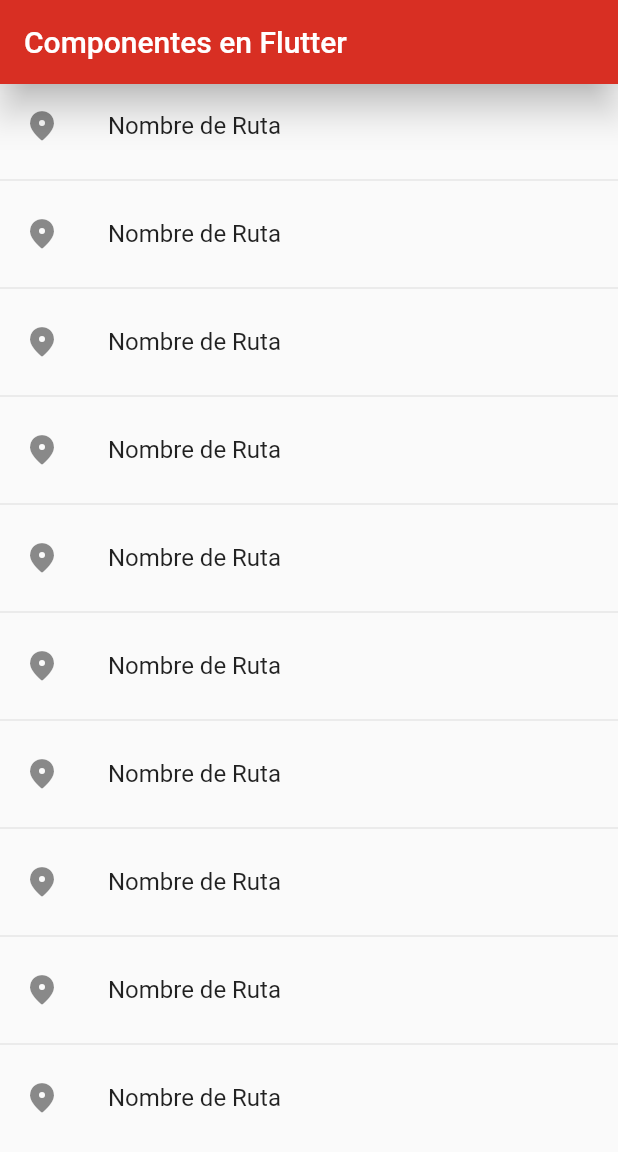
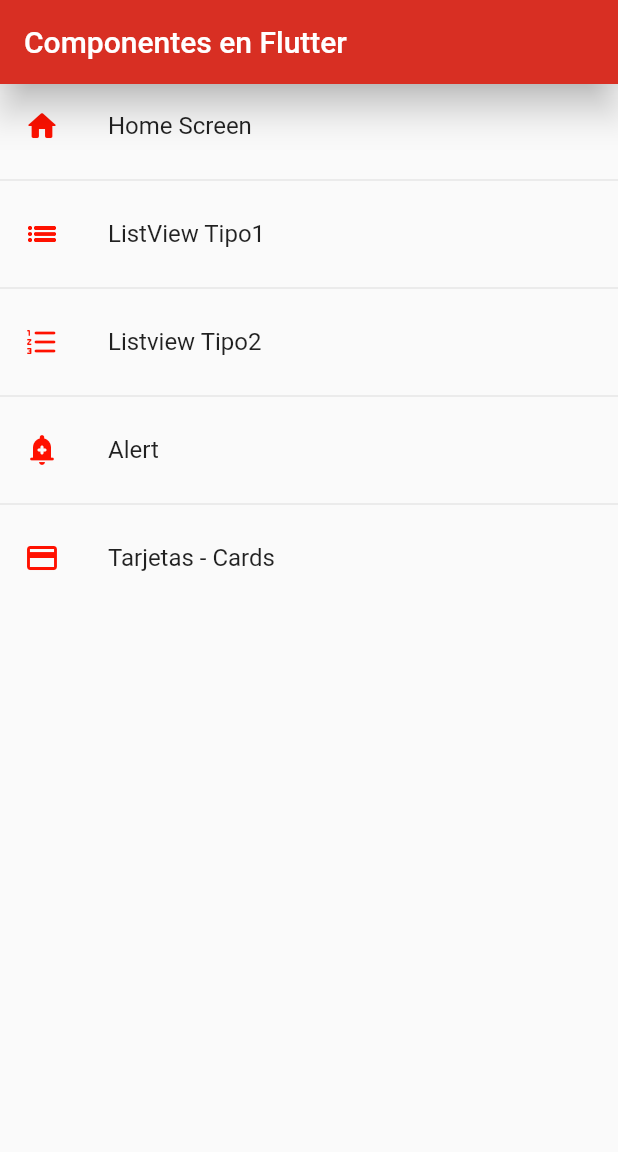
Before and after one commit to VioMoreno/fl_components_course, a Flutter app: the screen it shows after launch, on a phone screen of 412 x 824 dp. Shown: the top 1152 px of the screen. Run offline on Flutter 3.47's test engine with Material 2 defaults, Android fonts, the phone set to English and light mode, and no system bars.

Commit message:
routes finished

```diff
--- a/lib/main.dart
+++ b/lib/main.dart
@@ -13,7 +13,7 @@ class MyApp extends StatelessWidget {
       title: 'Material App',
       //home: const CardScreen(),
       initialRoute: AppRoutes.initialRoute,
-      routes: AppRoutes.routes,
+      routes: AppRoutes.getAppRoutes(),
       onGenerateRoute: AppRoutes.onGenerateRoute
 
     );
--- a/lib/router/app_routes.dart
+++ b/lib/router/app_routes.dart
@@ -14,17 +14,29 @@ class AppRoutes {
     MenuOption(route: 'listview2', icon: Icons.format_list_numbered_rounded, name: 'Listview Tipo2', screen: const Listview2Screen()),
     MenuOption(route: 'Alert', icon: Icons.add_alert_rounded, name: 'Alert', screen: const AlertScreen()),
     MenuOption(route: 'Card', icon: Icons.credit_card_outlined, name: 'Tarjetas - Cards', screen: const CardScreen())
+  ];
 
 
-  ];
+  static Map<String, Widget Function(BuildContext)> getAppRoutes() {
 
-  static Map<String, Widget Function(BuildContext)> routes = {
-      'listView1': (BuildContext context) => const Listview1Screen (),
-      'listView2': (BuildContext context) => const Listview2Screen (),
-      'Alert'    : (BuildContext context) => const AlertScreen (),
-      'Card'     : (BuildContext context) => const CardScreen (),
-      'home'     : (BuildContext context) => const HomeScreen(),
-  };
+    Map<String, Widget Function(BuildContext)> appRoutes = {};
+
+    for (final option in menuOptions) {
+      appRoutes.addAll({
+        option.route : (BuildContext context) => option.screen,
+      });
+    }
+
+    return appRoutes;
+  }
+
+  // static Map<String, Widget Function(BuildContext)> routes = {
+  //     'listView1': (BuildContext context) => const Listview1Screen (),
+  //     'listView2': (BuildContext context) => const Listview2Screen (),
+  //     'Alert'    : (BuildContext context) => const AlertScreen (),
+  //     'Card'     : (BuildContext context) => const CardScreen (),
+  //     'home'     : (BuildContext context) => const HomeScreen(),
+  // };
 
   static Route<dynamic> onGenerateRoute (RouteSettings settings) {
         return MaterialPageRoute(
--- a/lib/screens/home.dart
+++ b/lib/screens/home.dart
@@ -1,3 +1,4 @@
+import 'package:fl_componentes/router/app_routes.dart';
 import 'package:fl_componentes/screens/screens.dart';
 import 'package:flutter/material.dart';
 
@@ -15,19 +16,19 @@ class HomeScreen extends StatelessWidget {
       ),
       body: ListView.separated(
         itemBuilder: (context, index) =>  ListTile(
-          title:  const Text('Nombre de Ruta'),
-          leading: const Icon(Icons.place_rounded),
+          title:  Text(AppRoutes.menuOptions[index].name),
+          leading: Icon(AppRoutes.menuOptions[index].icon, color: Color.fromARGB(255, 255, 17, 0)),
           onTap: () {
 
             // final route = MaterialPageRoute(builder: (context) => const Listview2Screen());
             // Navigator.push(context, route);
 
-            Navigator.pushNamed(context, 'Card');
+            Navigator.pushNamed(context, AppRoutes.menuOptions[index].route);
 
           },
           ),
         separatorBuilder: ((_, __) => const Divider()),
-        itemCount: 10)
+        itemCount: AppRoutes.menuOptions.length)
     );
   }
 }
--- a/lib/screens/listview1.dart
+++ b/lib/screens/listview1.dart
@@ -3,19 +3,19 @@ import 'package:flutter/material.dart';
 
 class Listview1Screen extends StatelessWidget {
 
-  final options = const ['megaman', 'hola', 'como', 'estas'];
+  final options = const ['Spiderman', 'Eternals', 'Doctor Strange', 'Shang-Chi'];
 
   const Listview1Screen({Key? key}) : super(key: key);
 
   @override
   Widget build(BuildContext context) {
     return Scaffold(
-      appBar: AppBar(title: const Text('Listview Tipo 1')),
+      appBar: AppBar(title: const Text('Listview Tipo 1'), backgroundColor: const Color.fromARGB(255, 216, 47, 35),),
       body: ListView(
         children: [
 
           ...options.map((game) => ListTile(
-            leading: const Icon(Icons.watch_later) ,
+            leading: const Icon(Icons.movie_creation_outlined, color: Color.fromARGB(255, 216, 47, 35)) ,
             title: Text(game),
             trailing: const Icon (Icons.arrow_forward_ios)
           )).toList()
```
